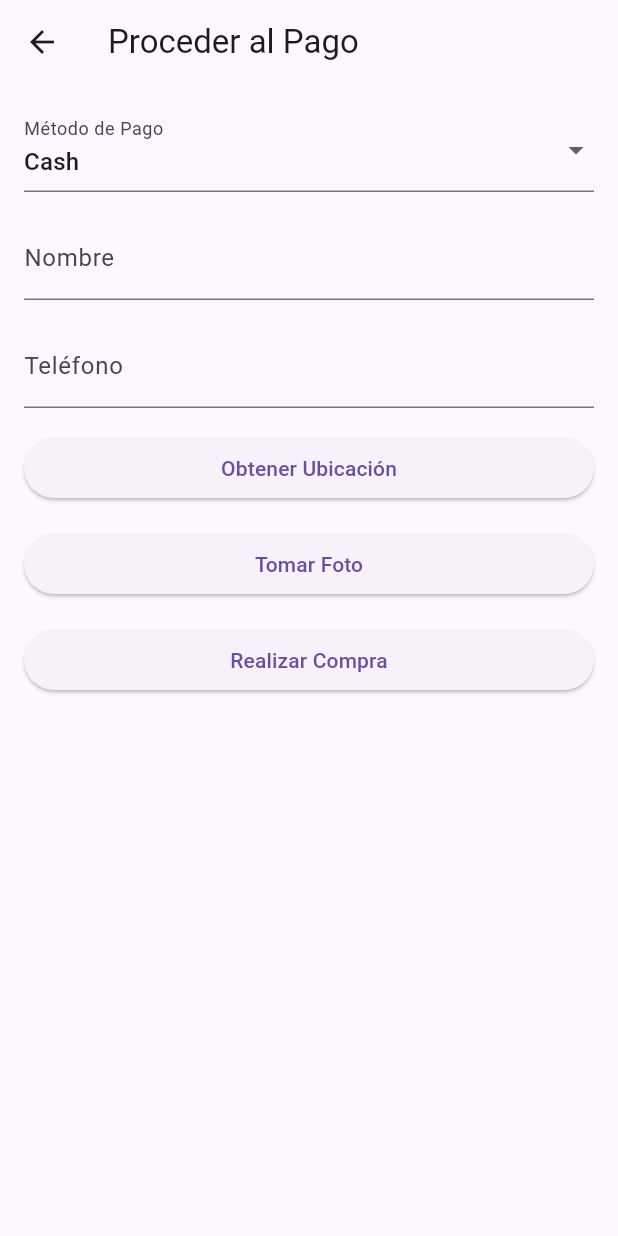
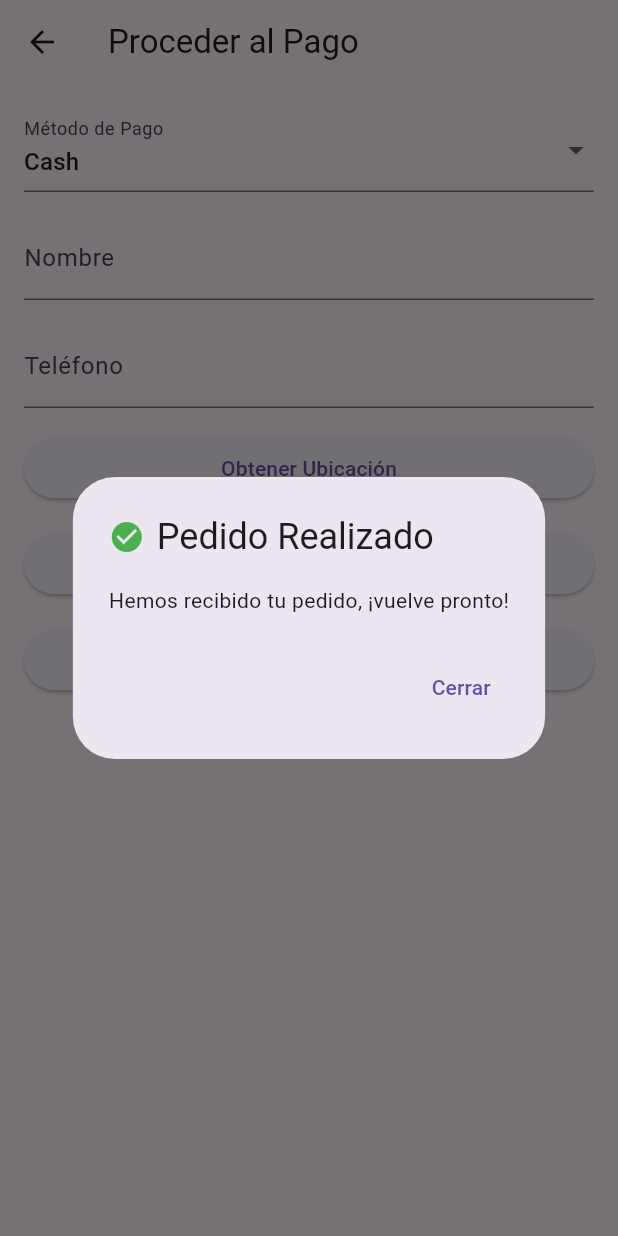
Before and after one commit to Juliotornero/Bodega_IDL1, a Flutter app: the CheckoutView screen opened directly, after a tap on "Realizar Compra", on a phone screen of 412 x 824 dp. Run offline on Flutter 3.47's test engine with Material 3 defaults, Android fonts, the phone set to English and light mode, and no system bars; our stand-ins replace geocoding, geolocator, image_picker; network calls fail.

Commit message:
IDL3 ultimos cambios

```diff
--- a/lib/components/checkoutView.dart
+++ b/lib/components/checkoutView.dart
@@ -14,7 +14,8 @@ class _CheckoutViewState extends State<CheckoutView> {
   late String selectedPaymentMethod = 'Cash';
   late String name;
   late String phoneNumber;
-  late String address = 'Obtener Ubicación'; // Inicializa la dirección con un valor predeterminado
+  late String address =
+      'Obtener Ubicación'; // Inicializa la dirección con un valor predeterminado
   File? imageFile;
 
   final ImagePicker _picker = ImagePicker();
@@ -69,10 +70,13 @@ class _CheckoutViewState extends State<CheckoutView> {
                     desiredAccuracy: LocationAccuracy.high,
                   );
                   List<Placemark> placemarks = await placemarkFromCoordinates(
-                      position.latitude, position.longitude); // Obtiene la dirección a partir de la latitud y longitud
+                      position.latitude,
+                      position
+                          .longitude); // Obtiene la dirección a partir de la latitud y longitud
                   Placemark place = placemarks[0];
                   setState(() {
-                    address = '${place.street}, ${place.subLocality}, ${place.locality}'; // Actualiza la dirección con la dirección obtenida
+                    address =
+                        '${place.street}, ${place.subLocality}, ${place.locality}'; // Actualiza la dirección con la dirección obtenida
                   });
                 } catch (e) {
                   print('Error al obtener la ubicación: $e');
@@ -104,7 +108,38 @@ class _CheckoutViewState extends State<CheckoutView> {
             SizedBox(height: 16.0),
             ElevatedButton(
               onPressed: () {
-                // Implementar lógica para realizar la compra
+                // Mostrar el modal al hacer clic en el botón
+                showDialog(
+                  context: context,
+                  builder: (BuildContext context) {
+                    return AlertDialog(
+                      title: Row(
+                        children: [
+                          Icon(
+                            Icons.check_circle,
+                            color: Colors.green,
+                          ),
+                          SizedBox(width: 8),
+                          Text('Pedido Realizado'),
+                        ],
+                      ),
+                      content:
+                          Text('Hemos recibido tu pedido, ¡vuelve pronto!'),
+                      actions: [
+                        TextButton(
+                          onPressed: () {
+                            Navigator.of(context).pop(); // Cerrar el modal
+                            Navigator.popUntil(
+                                context,
+                                ModalRoute.withName(
+                                    '/')); // Volver a la ruta principal
+                          },
+                          child: Text('Cerrar'),
+                        ),
+                      ],
+                    );
+                  },
+                );
               },
               child: Text('Realizar Compra'),
             ),
```
